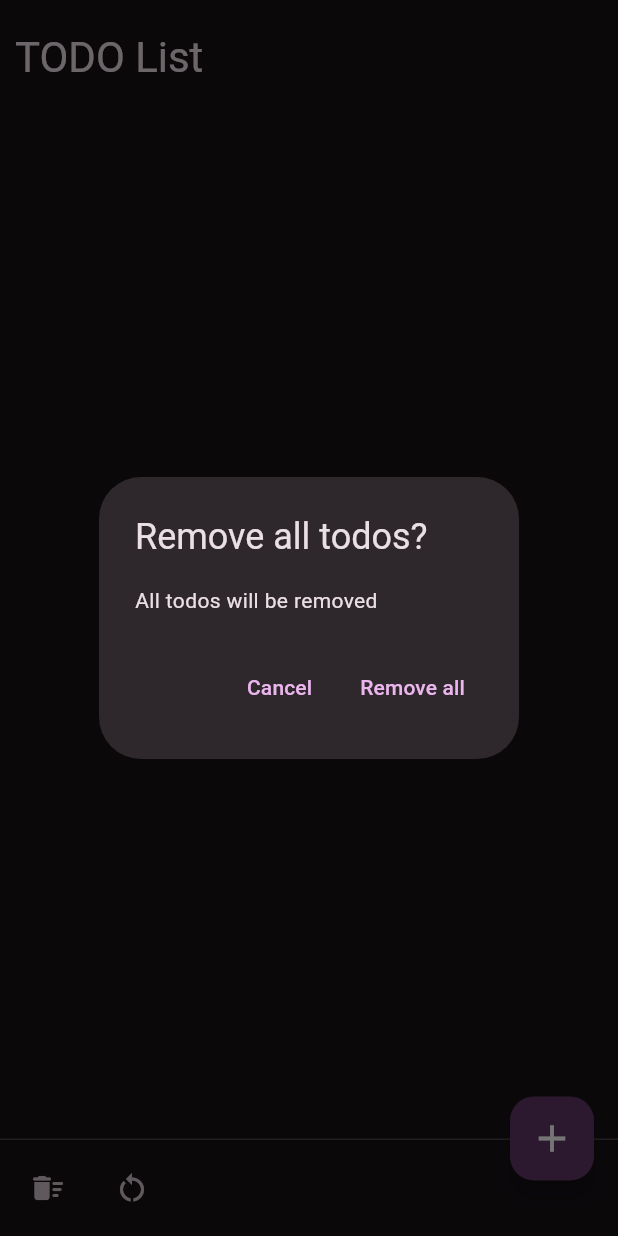
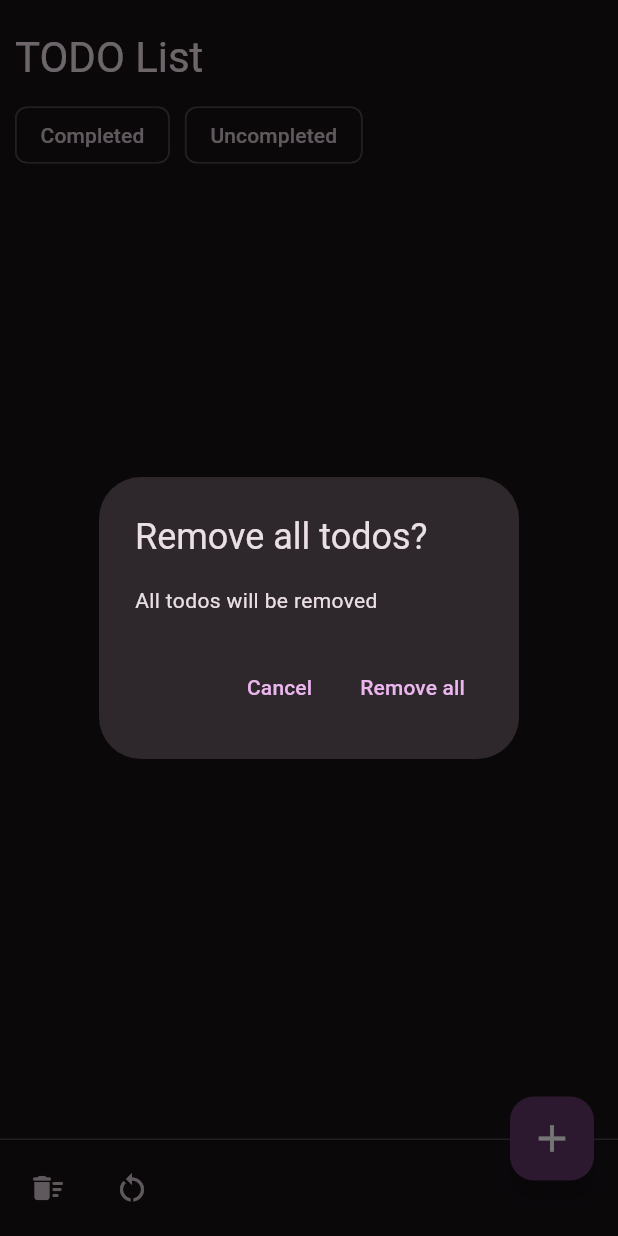
Before and after one commit to mysty0/flutter_todo, a Flutter app: the HomeScreen screen opened by its route, after a tap on the "delete sweep" icon, on a phone screen of 412 x 824 dp. Run offline on Flutter 3.47's test engine with Material 2 defaults, Android fonts, the phone set to English and light mode, and no system bars; our stand-ins replace bloc, dio, flutter_bloc, freezed_annotation, go_router, hive and 3 more; missing offline and left inert: flutter_form_bloc; accounts and stored records are empty; network calls fail; statements that could not run were skipped.

Commit message:
Add filters

```diff
--- a/lib/bloc/todo_list.dart
+++ b/lib/bloc/todo_list.dart
@@ -9,25 +9,43 @@ import '../models/todo.dart';
 
 part 'todo_list.freezed.dart';
 
+enum FilterType { completed, uncompleted }
+
 @freezed
 class TodoState with _$TodoState {
   const factory TodoState({
     required List<TodoItem> items,
+    required Set<FilterType> filters,
     required TodoItem? recentlyDeleted,
   }) = _TodoState;
+  const TodoState._();
+
+  List<TodoItem> get filteredItems {
+    if(filters.isEmpty) {
+      return items;
+    }
+
+    return items
+      .where((item) => item.completed == true
+      ? filters.contains(FilterType.completed)
+      : filters.contains(FilterType.uncompleted))
+      .toList();
+  }
 }
 
 class TodoListCubit extends Cubit<TodoState> {
   final TodoRepository _apiRepository;
 
   TodoListCubit(this._apiRepository)
-      : super(const TodoState(items: [], recentlyDeleted: null));
+      : super(const TodoState(items: [], recentlyDeleted: null, filters: {}));
 
   void _emitNewList(List<TodoItem> items) {
-    emit(TodoState(items: items, recentlyDeleted: state.recentlyDeleted));
+    emit(state.copyWith(items: items));
   }
 
-  TodoItem? getById(int id) => state.items.firstWhereOrNull((e) => e.id == id);
+  TodoItem? getById(int id) {
+    return state.items.firstWhereOrNull((e) => e.id == id);
+  }
 
   Future<void> refresh() {
     return _apiRepository.fetchTodoList().then(_emitNewList);
@@ -46,7 +64,8 @@ class TodoListCubit extends Cubit<TodoState> {
   }
 
   Future<void> addItem(String text, int order) async {
-    final newTodo = await _apiRepository.addItem(TodoCreateRequest(title: text, order: order));
+    final newTodo = await _apiRepository
+        .addItem(TodoCreateRequest(title: text, order: order));
     _emitNewList(state.items.toList()..add(newTodo));
   }
 
@@ -59,4 +78,12 @@ class TodoListCubit extends Cubit<TodoState> {
     emit(state.copyWith(items: []));
     _apiRepository.deleteAll();
   }
+
+  void toggleFilter(FilterType filter) {
+    if(state.filters.contains(filter)) {
+      emit(state.copyWith(filters: state.filters.toSet()..remove(filter)));
+    } else {
+      emit(state.copyWith(filters: state.filters.toSet()..add(filter)));
+    }
+  }
 }
--- a/lib/screens/home.dart
+++ b/lib/screens/home.dart
@@ -27,7 +27,7 @@ class HomeScreen extends StatelessWidget {
               Expanded(
                 child: BlocBuilder<TodoListCubit, TodoState>(
                   builder: (context, state) {
-                    return TodoListBody(items: state.items);
+                    return TodoListBody(items: state.filteredItems);
                   },
                 ),
               )
@@ -68,7 +68,8 @@ class HomeScreen extends StatelessWidget {
               if (value == true) {
                 context.read<AuthCubit>().reset();
                 const AuthSetupRoute().go(context);
-              };
+              }
+              ;
             });
           },
           icon: const Icon(Icons.restart_alt),
@@ -117,11 +118,58 @@ class TodoListBody extends StatelessWidget {
 
   @override
   Widget build(BuildContext context) {
-    return ListView(
-      children: ListTile.divideTiles(
-        context: context,
-        tiles: [for (final item in items) TodoTile(item: item)],
-      ).toList(),
+    return Column(
+      children: [
+        BlocBuilder<TodoListCubit, TodoState>(builder: (context, state) {
+          return Row(
+            children: [
+              TodoFilterChip(
+                state: state,
+                title: "Completed",
+                type: FilterType.completed,
+              ),
+              const SizedBox(width: 10),
+              TodoFilterChip(
+                state: state,
+                title: "Uncompleted",
+                type: FilterType.uncompleted,
+              )
+            ],
+          );
+        }),
+        Expanded(
+          child: ListView(
+            children: ListTile.divideTiles(
+              context: context,
+              tiles: [for (final item in items) TodoTile(item: item)],
+            ).toList(),
+          ),
+        ),
+      ],
+    );
+  }
+}
+
+class TodoFilterChip extends StatelessWidget {
+  const TodoFilterChip({
+    super.key,
+    required this.state,
+    required this.title,
+    required this.type,
+  });
+
+  final TodoState state;
+  final String title;
+  final FilterType type;
+
+  @override
+  Widget build(BuildContext context) {
+    return FilterChip(
+      label: Text(title),
+      onSelected: (bool value) {
+        context.read<TodoListCubit>().toggleFilter(type);
+      },
+      selected: state.filters.contains(type),
     );
   }
 }
```
Also changed, not shown: lib/bloc/todo_list.freezed.dart.
